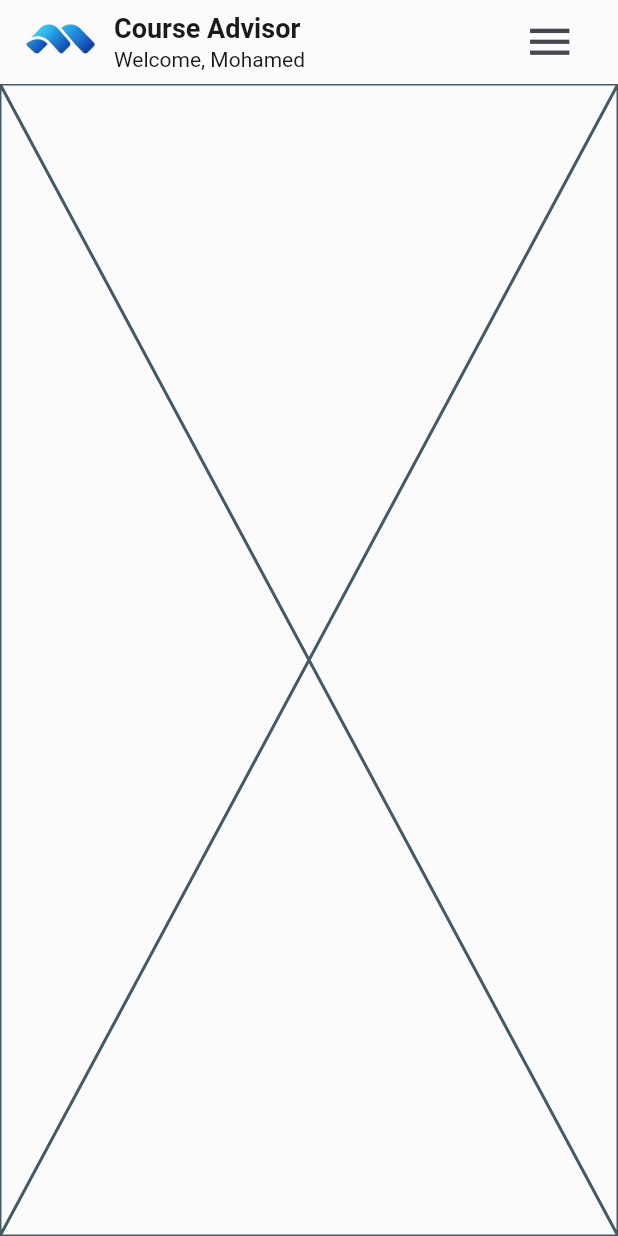
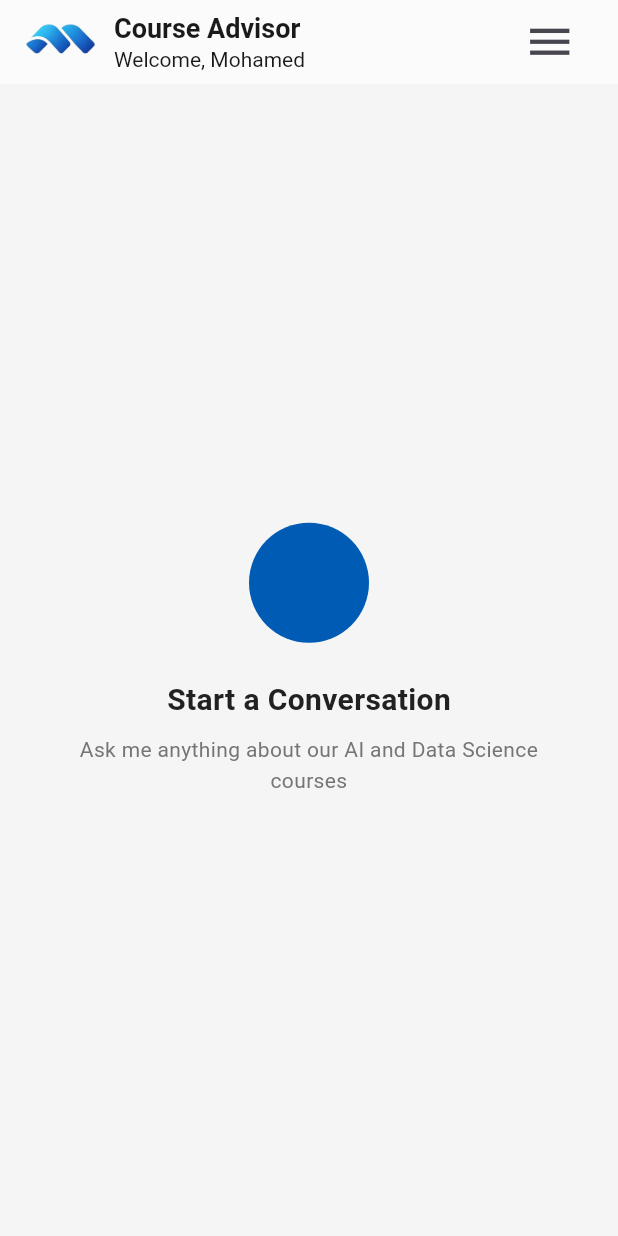
Before and after one commit to mohamed-Ihab55/machinfy_agent, a Flutter app: the screen it shows after launch, on a phone screen of 412 x 824 dp. Run offline on Flutter 3.47's test engine with Material 3 defaults, Android fonts, the phone set to English and light mode, and no system bars.

Commit message:
begin in chat bot

```diff
--- a/lib/features/chat_agent/presentation/view/home_screen.dart
+++ b/lib/features/chat_agent/presentation/view/home_screen.dart
@@ -1,4 +1,5 @@
 import 'package:flutter/material.dart';
+import 'package:machinfy_agent/core/constants.dart';
 import 'package:machinfy_agent/features/chat_agent/presentation/widget/custom_app_bar.dart';
 
 class HomeScreen extends StatelessWidget {
@@ -6,19 +7,61 @@ class HomeScreen extends StatelessWidget {
 
   @override
   Widget build(BuildContext context) {
-    return Scaffold(
-      appBar: CustomAppBar(),
-      body: HomeScreenBody(),
-    );
+    return Scaffold(appBar: CustomAppBar(), body: HomeScreenBody());
   }
 }
-
 
 class HomeScreenBody extends StatelessWidget {
   const HomeScreenBody({super.key});
 
   @override
   Widget build(BuildContext context) {
-    return const Placeholder();
+    return Expanded(
+      child: Container(
+        color: const Color(0xFFF5F5F5),
+        child: Center(
+          child: Column(
+            mainAxisAlignment: MainAxisAlignment.center,
+            children: [
+              Container(
+                width: 80,
+                height: 80,
+                decoration: BoxDecoration(
+                  color: kSecondaryColor,
+                  borderRadius: BorderRadius.circular(40),
+                ),
+                child: const Icon(
+                  Icons.chat_bubble_outline,
+                  size: 40,
+                  color: kSecondaryColor,
+                ),
+              ),
+              const SizedBox(height: 24),
+              const Text(
+                'Start a Conversation',
+                style: TextStyle(
+                  fontSize: 20,
+                  fontWeight: FontWeight.w600,
+                  color: Color(0xFF212121),
+                ),
+              ),
+              const SizedBox(height: 8),
+              const Padding(
+                padding: EdgeInsets.symmetric(horizontal: 48),
+                child: Text(
+                  'Ask me anything about our AI and Data Science courses',
+                  textAlign: TextAlign.center,
+                  style: TextStyle(
+                    fontSize: 14,
+                    color: Color(0xFF757575),
+                    height: 1.5,
+                  ),
+                ),
+              ),
+            ],
+          ),
+        ),
+      ),
+    );
   }
 }
```
